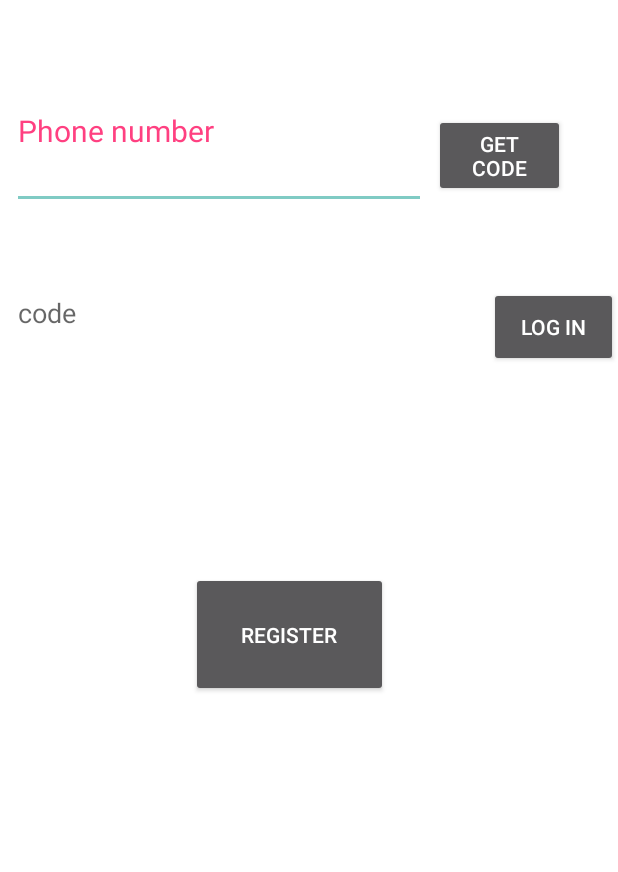
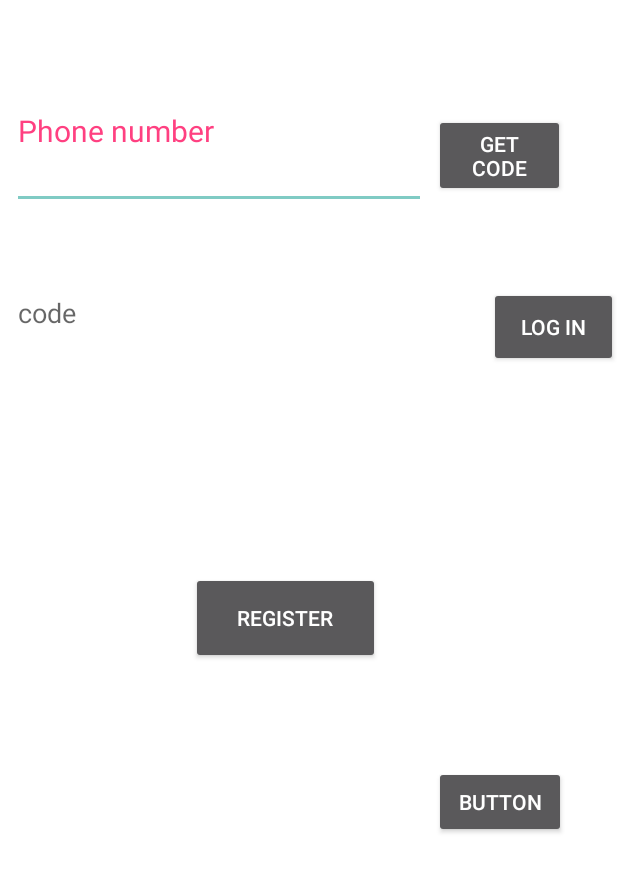
Before and after one commit to hunorfulop/ProjectSoftver, an Android app: the screen it shows after launch (LoginActivity), on a phone screen of 412 x 824 dp. Shown: the top 872 px of the screen. Run offline under Robolectric (Android 15) with nearby library versions, the phone set to English and light mode, and no system bars; our stand-ins replace Firebase (no records; nobody signed in at launch, a user with empty details on screens opened directly).

```diff
--- a/app/src/main/java/com/example/huni/weekendplaner/Login/LoginActivity.java
+++ b/app/src/main/java/com/example/huni/weekendplaner/Login/LoginActivity.java
@@ -44,13 +44,19 @@ public class  LoginActivity extends AppCompatActivity {
         setContentView(R.layout.activity_login);
 
         mAuth = FirebaseAuth.getInstance();
-
         database = FirebaseDatabase.getInstance();
         ref = database.getReference("User");
 
-
         editTextPhonenumber = findViewById(R.id.phoneNumber_editText);
         editTextCode = findViewById(R.id.code_editText);
+
+        findViewById(R.id.Main_creen).setOnClickListener(new View.OnClickListener() {
+            @Override
+            public void onClick(View view) {
+                startActivity(new Intent(getApplicationContext(),MainActivity.class));
+            }
+        });
+
 
         findViewById(R.id.login_register_button).setOnClickListener(new View.OnClickListener() {
             @Override
--- a/app/src/main/java/com/example/huni/weekendplaner/Login/SplashActivity.java
+++ b/app/src/main/java/com/example/huni/weekendplaner/Login/SplashActivity.java
@@ -26,6 +26,8 @@ public class SplashActivity extends AppCompatActivity {
         new Handler().postDelayed(new Runnable() {
             @Override
             public void run() {
+
+                //https://stackoverflow.com/questions/40956556/how-to-keep-login-state-and-logout-state-in-android-firebase
                 startActivity(new Intent(getApplicationContext(),LoginActivity.class));
                 finish();
             }
--- a/app/src/main/java/com/example/huni/weekendplaner/Sidebar/IntrestsActivity.java
+++ b/app/src/main/java/com/example/huni/weekendplaner/Sidebar/IntrestsActivity.java
@@ -29,7 +29,7 @@ public class IntrestsActivity extends AppCompatActivity {
         layoutManager = new LinearLayoutManager(this);
         recyclerView.setLayoutManager(layoutManager);
 
-        adapter = new RecyclerAdapter();
-        recyclerView.setAdapter(adapter);
+       // adapter = new RecyclerAdapter();
+       // recyclerView.setAdapter(adapter);
     }
 }
--- a/app/src/main/res/layout/activity_login.xml
+++ b/app/src/main/res/layout/activity_login.xml
@@ -36,11 +36,11 @@
 
     <Button
         android:id="@+id/login_register_button"
-        android:layout_width="131dp"
-        android:layout_height="83dp"
-        android:layout_marginEnd="126dp"
+        android:layout_width="126dp"
+        android:layout_height="61dp"
         android:layout_marginStart="127dp"
         android:layout_marginTop="116dp"
+        android:layout_marginEnd="126dp"
         android:text="Register"
         app:layout_constraintEnd_toEndOf="parent"
         app:layout_constraintHorizontal_bias="0.0"
@@ -79,4 +79,17 @@
         app:layout_constraintStart_toEndOf="@+id/textInputLayout"
         app:layout_constraintTop_toTopOf="parent" />
 
+    <Button
+        android:id="@+id/Main_creen"
+        android:layout_width="wrap_content"
+        android:layout_height="wrap_content"
+        android:layout_marginStart="8dp"
+        android:layout_marginTop="68dp"
+        android:layout_marginEnd="8dp"
+        android:text="Button"
+        app:layout_constraintEnd_toEndOf="parent"
+        app:layout_constraintHorizontal_bias="0.914"
+        app:layout_constraintStart_toStartOf="parent"
+        app:layout_constraintTop_toBottomOf="@+id/login_register_button" />
+
 </android.support.constraint.ConstraintLayout>
--- a/app/src/main/res/layout/card_layout.xml
+++ b/app/src/main/res/layout/card_layout.xml
@@ -27,7 +27,7 @@
 
         <TextView
             android:id="@+id/item_title"
-            android:layout_width="wrap_content"
+            android:layout_width="match_parent"
             android:layout_height="wrap_content"
             android:layout_alignParentTop="true"
             android:layout_toRightOf="@+id/item_image"
@@ -35,9 +35,11 @@
 
         <TextView
             android:id="@+id/item_detail"
-            android:layout_width="wrap_content"
+            android:layout_width="match_parent"
             android:layout_height="wrap_content"
             android:layout_below="@+id/item_title"
+            android:layout_marginLeft="26dp"
+            android:layout_marginTop="35dp"
             android:layout_toRightOf="@+id/item_image" />
 
     </RelativeLayout>
```
Also changed, not shown: app/src/main/java/com/example/huni/weekendplaner/Main/ListDataEvent.java (added, +61 -0 lines), app/src/main/java/com/example/huni/weekendplaner/Main/MainActivity.java (+58 -4 lines), app/src/main/java/com/example/huni/weekendplaner/Main/RecyclerAdapter.java (+17 -19 lines).
